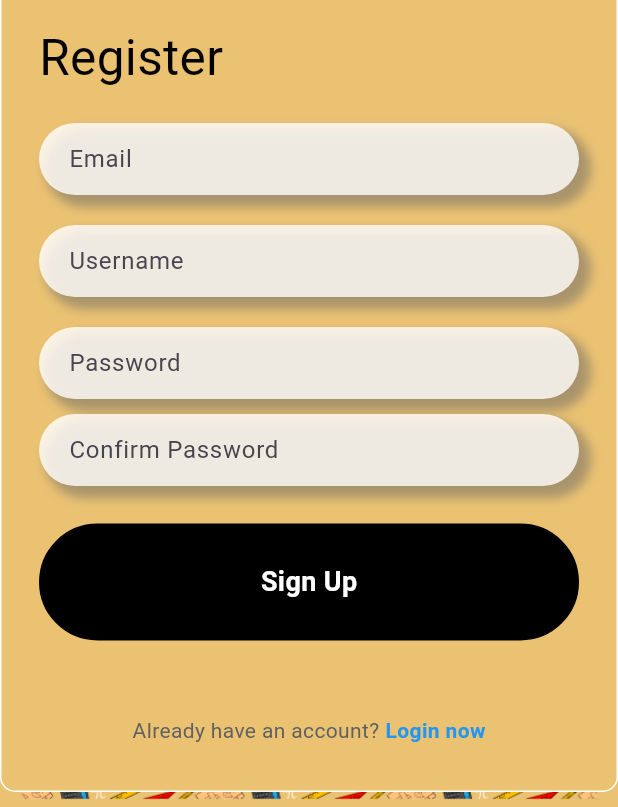
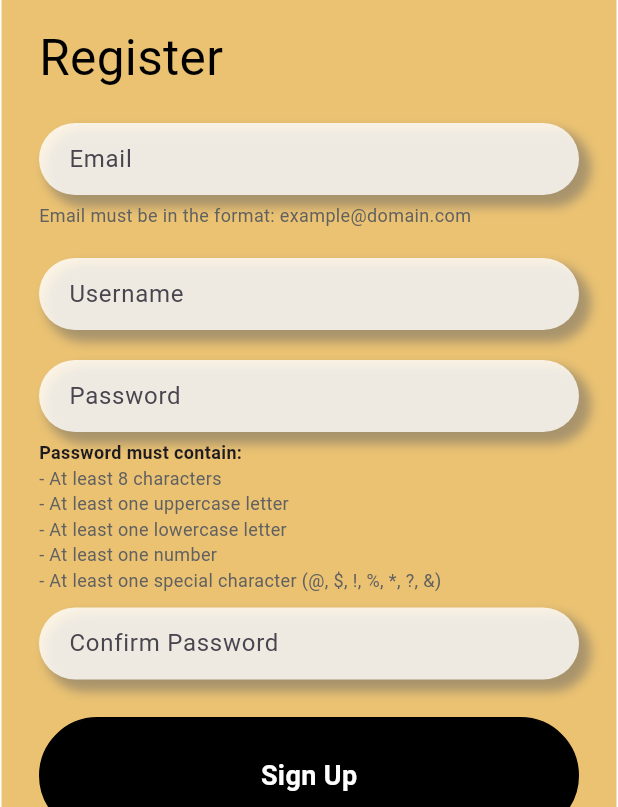
Before and after one commit to zedhog2002/count_candy, a Flutter app: the RegisterPage screen opened directly, on a phone screen of 412 x 824 dp, the part 429-1236 px from its top. Run offline on Flutter 3.47's test engine with Material 3 defaults, Android fonts, the phone set to English and light mode, and no system bars; our stand-ins replace animated_text_kit, carousel_slider, firebase_core, lottie, percent_indicator, shared_preferences and 2 more; accounts and stored records are empty; network calls fail.

Commit message:
register

```diff
--- a/lib/pages/register_page.dart
+++ b/lib/pages/register_page.dart
@@ -157,6 +157,22 @@ class _RegisterPageState extends State<RegisterPage> {
                             hintText: 'Email',
                             obscureText: false,
                           ),
+                          Padding(
+                            padding: const EdgeInsets.fromLTRB(25, 0, 0, 0),
+                            child: Column(
+                              crossAxisAlignment: CrossAxisAlignment.start,
+                              children: [
+                                const SizedBox(height: 5),
+                                Text(
+                                  'Email must be in the format: example@domain.com',
+                                  style: TextStyle(
+                                    fontSize: 12,
+                                    color: Colors.grey[700],
+                                  ),
+                                ),
+                              ],
+                            ),
+                          ),
                           const SizedBox(height: 20),
                           MyTextField(
                             controller: usernameController,
@@ -168,6 +184,42 @@ class _RegisterPageState extends State<RegisterPage> {
                             controller: passwordController,
                             hintText: 'Password',
                             obscureText: true,
+                          ),
+                          Padding(
+                            padding: const EdgeInsets.fromLTRB(25, 0, 0, 0),
+                            child: Column(
+                              crossAxisAlignment: CrossAxisAlignment.start,
+                              children: [
+                                const SizedBox(height: 5),
+                                Text(
+                                  'Password must contain:',
+                                  style: TextStyle(
+                                    fontSize: 12,
+                                    fontWeight: FontWeight.bold,
+                                  ),
+                                ),
+                                Text(
+                                  '- At least 8 characters',
+                                  style: TextStyle(fontSize: 12, color: Colors.grey[700]),
+                                ),
+                                Text(
+                                  '- At least one uppercase letter',
+                                  style: TextStyle(fontSize: 12, color: Colors.grey[700]),
+                                ),
+                                Text(
+                                  '- At least one lowercase letter',
+                                  style: TextStyle(fontSize: 12, color: Colors.grey[700]),
+                                ),
+                                Text(
+                                  '- At least one number',
+                                  style: TextStyle(fontSize: 12, color: Colors.grey[700]),
+                                ),
+                                Text(
+                                  '- At least one special character (@, \$, !, %, *, ?, &)',
+                                  style: TextStyle(fontSize: 12, color: Colors.grey[700]),
+                                ),
+                              ],
+                            ),
                           ),
                           const SizedBox(height: 10),
                           MyTextField(
```
